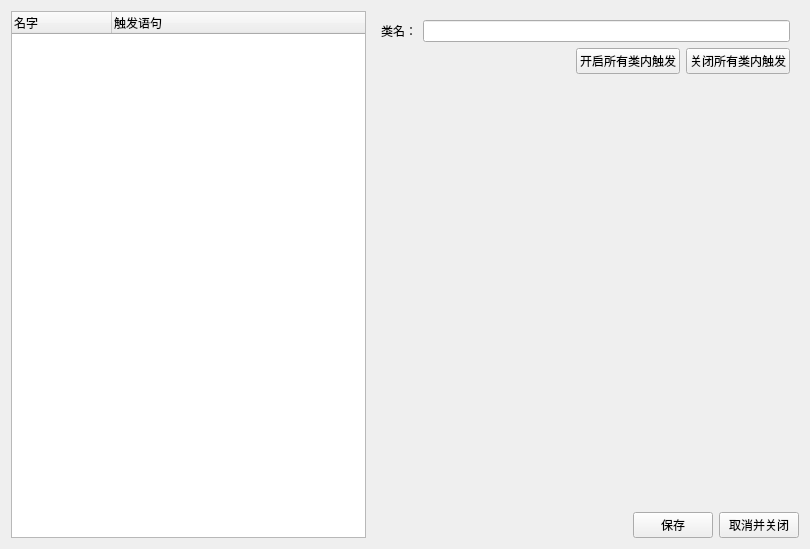
Qt form regClass/regform.ui (yayapoi/mud) before a commit.
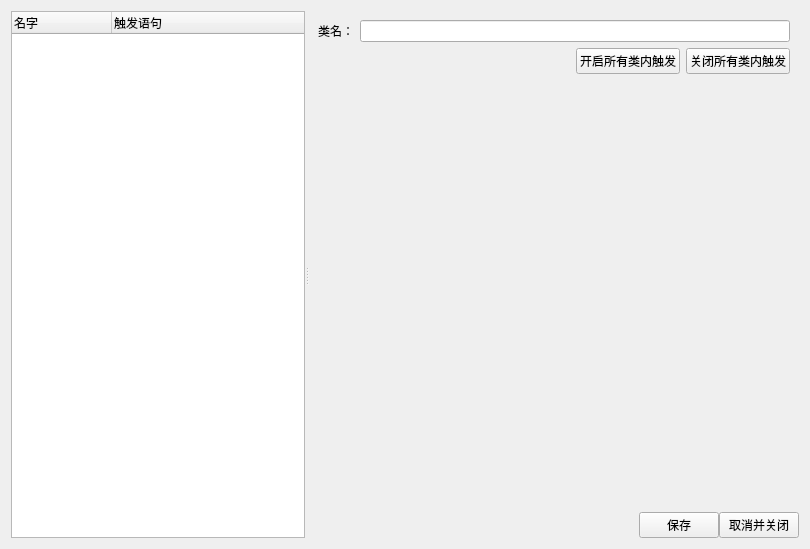
The same form after that commit.

Commit message: 触发器界面使用了分裂器

```diff
--- a/regClass/regform.ui
+++ b/regClass/regform.ui
@@ -17,7 +17,11 @@
    <string>全局必定唯一的名字，用于快捷开关一整组触发语句</string>
   </property>
   <layout class="QGridLayout" name="gridLayout_6">
-   <item row="0" column="0" rowspan="2">
+   <item row="0" column="0">
+    <widget class="QSplitter" name="splitter">
+     <property name="orientation">
+      <enum>Qt::Horizontal</enum>
+     </property>
     <widget class="QTreeWidget" name="regTrre">
      <column>
       <property name="text">
@@ -30,8 +34,12 @@
       </property>
      </column>
     </widget>
-   </item>
-   <item row="0" column="1">
+     <widget class="QWidget" name="">
+      <layout class="QVBoxLayout" name="verticalLayout_5">
+       <property name="spacing">
+        <number>0</number>
+       </property>
+       <item>
     <widget class="QStackedWidget" name="parentStackedWidget">
      <property name="currentIndex">
       <number>0</number>
@@ -338,7 +346,7 @@
      </widget>
     </widget>
    </item>
-   <item row="1" column="1">
+       <item>
     <layout class="QHBoxLayout" name="horizontalLayout_3">
      <item>
       <spacer name="horizontalSpacer">
@@ -368,6 +376,10 @@
       </widget>
      </item>
     </layout>
+       </item>
+      </layout>
+     </widget>
+    </widget>
    </item>
   </layout>
  </widget>
```
Lines whose indentation alone changed are shown as unchanged.
